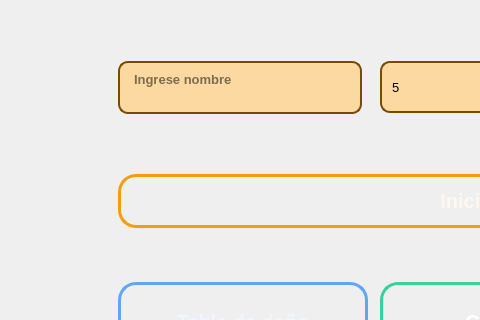
Qt form mainwindow.ui (marilin-99/TrabajoPractico) before a commit; both pictures show x 127 to 607 and y 0 to 320 of the 1267 by 703 pixel window.
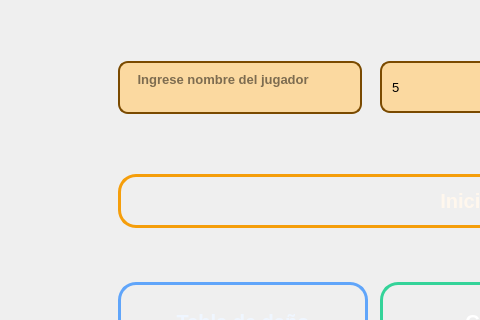
The same form after that commit. Icons and pictures are not drawn.

Commit message: ultimos cambios del main (lo prometo)

The edit to the form file:
```diff
--- a/mainwindow.ui
+++ b/mainwindow.ui
@@ -582,7 +582,7 @@
 &lt;p style=&quot;-qt-paragraph-type:empty; margin-top:0px; margin-bottom:0px; margin-left:0px; margin-right:0px; -qt-block-indent:0; text-indent:0px; font-size:9pt; font-weight:400;&quot;&gt;&lt;br /&gt;&lt;/p&gt;&lt;/body&gt;&lt;/html&gt;</string>
         </property>
         <property name="placeholderText">
-         <string>Ingrese nombre</string>
+         <string> Ingrese nombre del jugador</string>
         </property>
        </widget>
       </item>
```
The commit also changes 1 other file.
